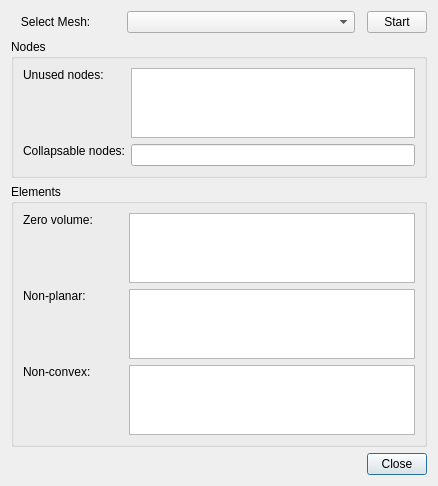
The window that Gui/DataView/MeshAnalysis.ui (ufz/ogs) describes before a commit, drawn with Qt 5.
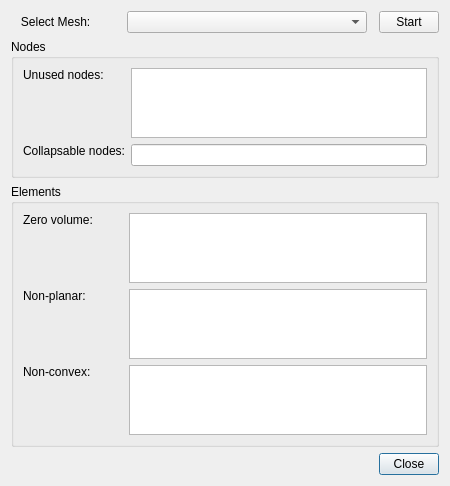
The same window after the commit.

Commit message: resized some dialogs

What changed in the file:
```diff
--- a/Gui/DataView/MeshAnalysis.ui
+++ b/Gui/DataView/MeshAnalysis.ui
@@ -6,7 +6,7 @@
    <rect>
     <x>0</x>
     <y>0</y>
-    <width>438</width>
+    <width>450</width>
     <height>470</height>
    </rect>
   </property>
```
The commit also changes 4 other files.
